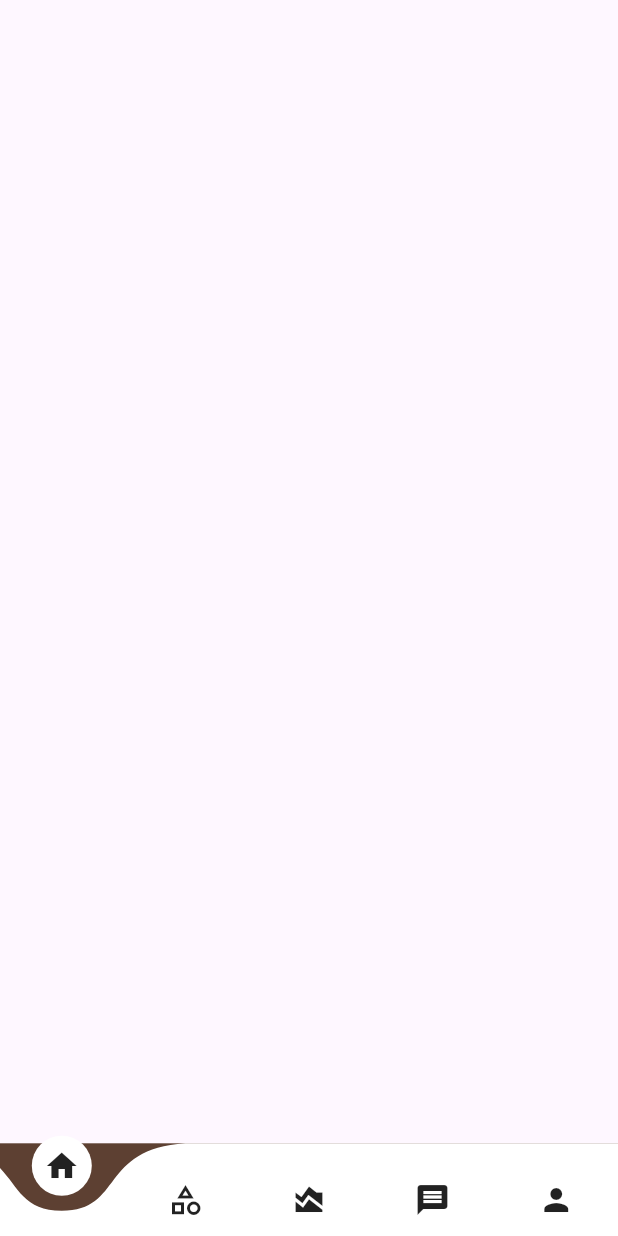
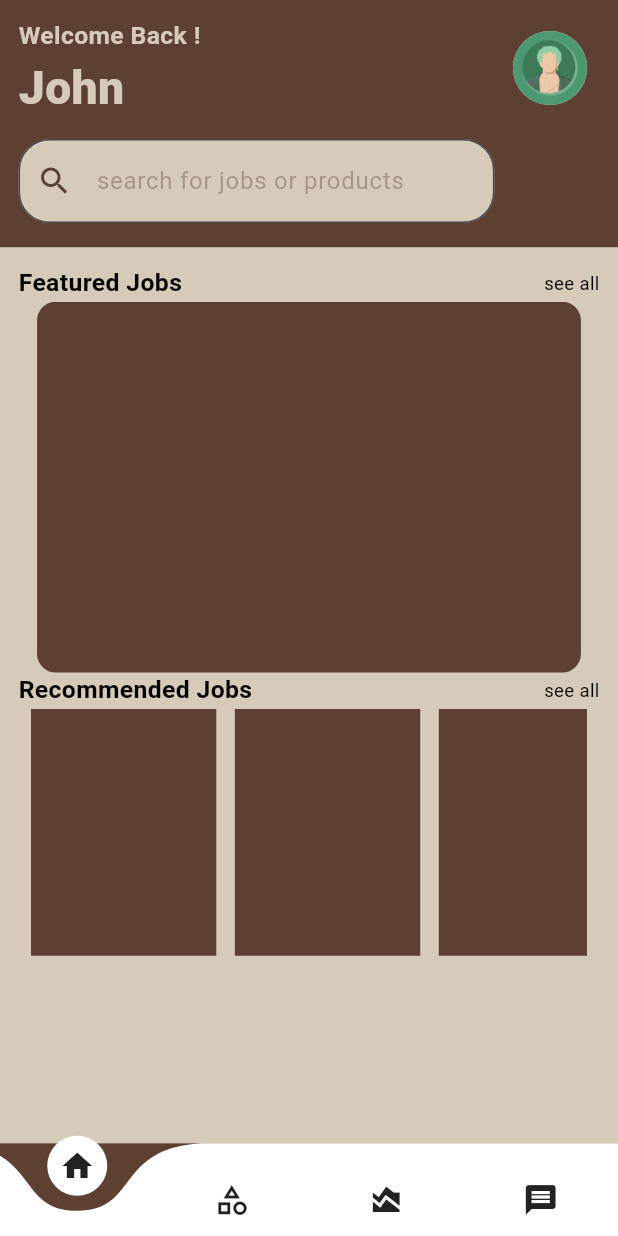
Before and after one commit to afniyafemin/elegantia_art, a Flutter app: the LocalArtistNavbar screen opened directly, on a phone screen of 412 x 824 dp. Run offline on Flutter 3.47's test engine with Material 3 defaults, Android fonts, the light colour scheme and no system bars; drawn by our look-alikes of carousel_slider, curved_navigation_bar; our stand-ins replace country_code_picker, flutter_rating_bar, pinput, smooth_page_indicator; missing offline and left inert: search_app_bar_page.

Commit message:
initial commit

```diff
--- /dev/null
+++ b/lib/features/modules/local_artist/job_portal.dart
@@ -0,0 +1,196 @@
+import 'package:carousel_slider/carousel_slider.dart';
+import 'package:elegantia_art/components/custom_drawer.dart';
+import 'package:elegantia_art/core/color_constants/color_constant.dart';
+import 'package:elegantia_art/core/image_constants/image_constant.dart';
+import 'package:elegantia_art/features/modules/customer/catelog_1.dart';
+import 'package:elegantia_art/features/modules/customer/home_customer.dart';
+import 'package:elegantia_art/main.dart';
+import 'package:flutter/material.dart';
+
+class JobPortal extends StatefulWidget {
+  const JobPortal({super.key});
+
+  @override
+  State<JobPortal> createState() => _JobPortalState();
+}
+
+class _JobPortalState extends State<JobPortal> {
+  final GlobalKey<ScaffoldState> scaffoldkey = GlobalKey<ScaffoldState>();
+  int currentIndex=0;
+  @override
+  Widget build(BuildContext context) {
+    return Scaffold(
+      key: scaffoldkey,
+      drawer: CustomDrawer(
+        scaffoldKey: scaffoldkey,
+      ),
+      backgroundColor: ColorConstant.secondaryColor,
+      appBar: AppBar(
+        leadingWidth: width*0.8,
+        backgroundColor: ColorConstant.primaryColor,
+        toolbarHeight: height*0.2,
+        automaticallyImplyLeading: false,
+        leading: Padding(
+          padding:  EdgeInsets.only(top:width*0.03,left: width*0.03),
+          child: Column(
+            crossAxisAlignment: CrossAxisAlignment.start,
+            children: [
+              Text("Welcome Back !",
+                style: TextStyle(
+                  color: ColorConstant.secondaryColor,
+                  fontWeight: FontWeight.w700,
+                  fontSize: width*0.04
+                ),
+              ),
+              Text("John",
+                textAlign: TextAlign.start,
+                style: TextStyle(
+                  fontSize: width*0.075,
+                  fontWeight: FontWeight.w900,
+                  color: ColorConstant.secondaryColor
+                ),
+              ),
+              SizedBox(height: height*0.015,),
+              TextFormField(
+                cursorColor: ColorConstant.primaryColor,
+                cursorHeight: height*0.02,
+                decoration: InputDecoration(
+                  filled: true,
+                  fillColor: ColorConstant.secondaryColor,
+                  prefixIcon: Icon(Icons.search,color: ColorConstant.primaryColor,),
+                  border: OutlineInputBorder(
+                    borderSide: BorderSide(
+                      color: ColorConstant.primaryColor,
+                      width: width*0.01
+                    ),
+                    borderRadius: BorderRadius.circular(width*0.05)
+                  ),
+                    focusedBorder: OutlineInputBorder(
+                    borderRadius: BorderRadius.circular(width*0.05),
+                      borderSide: BorderSide(
+                          color: ColorConstant.primaryColor,
+                          width: width*0.01
+                      ),
+                  ),
+                  hintText: "search for jobs or products",
+                    hintStyle: TextStyle(color: ColorConstant.primaryColor.withOpacity(0.4))
+                ),
+              )
+            ],
+          ),
+        ),
+        actions: [
+          Column(
+            children: [
+              Padding(
+                padding:EdgeInsets.all(width*0.05),
+                child: InkWell(
+                  onTap: () {
+                    scaffoldkey.currentState?.openDrawer();
+                  },
+                  child: CircleAvatar(
+                    radius: width*0.06,
+                    backgroundImage: AssetImage(ImageConstant.user_profile),
+                  ),
+                ),
+              ),
+            ],
+          )
+        ],
+      ),
+      body: Padding(
+        padding:EdgeInsets.all(width*0.03),
+        child: Column(
+          children: [
+            Row(
+              mainAxisAlignment: MainAxisAlignment.spaceBetween,
+              children: [
+                Text("Featured Jobs",
+                  style: TextStyle(
+                      fontSize: width*0.04,
+                    color: Colors.black,
+                    fontWeight: FontWeight.w700
+                  ),
+                ),
+                Text("see all",
+                  style: TextStyle(
+                      fontSize: width*0.03,
+                    color: Colors.black,
+                  ),
+                )
+              ],
+            ),
+            CarouselSlider.builder(
+              itemCount: 4,
+              itemBuilder: (BuildContext context, int index, int realIndex) {
+                return Stack(
+                    children: [
+                      Container(
+                        height: height*0.3,
+                        width: width*0.88,
+                        decoration: BoxDecoration(
+                            borderRadius: BorderRadius.circular(width*0.03),
+                            color: ColorConstant.primaryColor,
+                        ),
+                      ),
+                    ]
+                );
+              },
+              options: CarouselOptions(
+                viewportFraction: 1,
+                autoPlay: true,
+                height: height*0.3,
+                autoPlayAnimationDuration: Duration(
+                    seconds: 4
+                ),
+                onPageChanged: (index, reason) {
+                  setState(() {
+                    selectIndex=index;
+                  });
+                },
+              ),
+            ),
+            Row(
+              mainAxisAlignment: MainAxisAlignment.spaceBetween,
+              children: [
+                Text("Recommended Jobs",
+                  style: TextStyle(
+                      fontSize: width*0.04,
+                      color: Colors.black,
+                      fontWeight: FontWeight.w700
+                  ),
+                ),
+                Text("see all",
+                  style: TextStyle(
+                    fontSize: width*0.03,
+                    color: Colors.black,
+                  ),
+                )
+              ],
+            ),
+            Container(
+              height: height*0.2,
+              width: width*0.9,
+              child: Expanded(
+                child: ListView.separated(
+                  scrollDirection: Axis.horizontal,
+                    itemBuilder: (context, index) {
+                      return Container(
+                        height: height*0.15,
+                        width: width*0.3,
+                        color: ColorConstant.primaryColor,
+                      );
+                    },
+                    separatorBuilder: (context, index) {
+                      return SizedBox(width: width*0.03,);
+                    },
+                    itemCount: 5
+                ),
+              ),
+            )
+          ],
+        ),
+      ),
+    );
+  }
+}
--- a/lib/features/modules/local_artist/la_homepage.dart
+++ b/lib/features/modules/local_artist/la_homepage.dart
@@ -115,7 +115,6 @@ class _LaHomepageState extends State<LaHomepage> {
                                   Text("05")],
                                 )
                               ],
-
                             )
                           ],
                         ),
--- a/lib/features/modules/local_artist/la_navbar.dart
+++ b/lib/features/modules/local_artist/la_navbar.dart
@@ -1,8 +1,13 @@
 import 'package:curved_navigation_bar/curved_navigation_bar.dart';
 import 'package:elegantia_art/core/color_constants/color_constant.dart';
+import 'package:elegantia_art/features/modules/local_artist/chart_list_page.dart';
+import 'package:elegantia_art/features/modules/local_artist/job_portal.dart';
+import 'package:elegantia_art/features/modules/local_artist/la_homepage.dart';
+import 'package:elegantia_art/features/modules/local_artist/message_page.dart';
+import 'package:elegantia_art/features/modules/local_artist/profile_page.dart';
 import 'package:elegantia_art/main.dart';
+import 'package:flutter/cupertino.dart';
 import 'package:flutter/material.dart';
-
 
 class LocalArtistNavbar extends StatefulWidget {
   const LocalArtistNavbar({super.key});
@@ -12,13 +17,12 @@ class LocalArtistNavbar extends StatefulWidget {
 }
 
 class _LocalArtistNavbarState extends State<LocalArtistNavbar> {
-   int currentIndex=0;
+  int currentIndex=0;
   List pages=[
+    JobPortal(),
     Container(),
-    Container(),
-    Container(),
-    Container(),
-    Container(),
+    ChartListPage(),
+    MessagePage(),
   ];
   @override
   Widget build(BuildContext context) {
@@ -39,7 +43,6 @@ class _LocalArtistNavbarState extends State<LocalArtistNavbar> {
           Icon(Icons.category_outlined),
           Icon(Icons.area_chart),
           Icon(Icons.message),
-          Icon(Icons.person),
         ],
       ),
     );
--- a/lib/features/modules/module.dart
+++ b/lib/features/modules/module.dart
@@ -2,6 +2,7 @@ import 'package:curved_navigation_bar/curved_navigation_bar.dart';
 import 'package:elegantia_art/features/modules/customer/customer_navbar.dart';
 import 'package:elegantia_art/features/modules/local_artist/chart_list_page.dart';
 import 'package:elegantia_art/features/modules/local_artist/la_homepage.dart';
+import 'package:elegantia_art/features/modules/local_artist/la_navbar.dart';
 import 'package:elegantia_art/features/modules/local_artist/message_page.dart';
 import 'package:elegantia_art/features/modules/local_artist/profile_page.dart';
 import 'package:flutter/material.dart';
@@ -91,45 +92,3 @@ class _ModuleDivisionState extends State<ModuleDivision> {
     );
   }
 }
-
-class LocalArtistNavbar extends StatefulWidget {
-  const LocalArtistNavbar({super.key});
-
-  @override
-  State<LocalArtistNavbar> createState() => _LocalArtistNavbarState();
-}
-
-class _LocalArtistNavbarState extends State<LocalArtistNavbar> {
-  int currentIndex=0;
-  List pages=[
-    LaHomepage(),
-    Container(),
-    ChartListPage(),
-    MessagePage(),
-    ProfilePage()
-  ];
-  @override
-  Widget build(BuildContext context) {
-
-    return Scaffold(
-      body: pages[currentIndex],
-      bottomNavigationBar: CurvedNavigationBar(
-        onTap: (value) {
-          currentIndex=value;
-          setState(() {
-
-          });
-        },
-        backgroundColor: ColorConstant.primaryColor,
-        height: height*0.075,
-        items: [
-          Icon(Icons.home),
-          Icon(Icons.category_outlined),
-          Icon(Icons.area_chart),
-          Icon(Icons.message),
-          Icon(Icons.person),
-        ],
-      ),
-    );
-  }
-}
--- a/lib/main.dart
+++ b/lib/main.dart
@@ -21,7 +21,7 @@ class MyApp extends StatelessWidget {
     width=MediaQuery.of(context).size.width;
     return MaterialApp(
       debugShowCheckedModeBanner: false,
-      home: Splash(),
+      home: ModuleDivision(),
     );
   }
 }
--- a/pubspec.yaml
+++ b/pubspec.yaml
@@ -42,6 +42,7 @@ dependencies:
   curved_navigation_bar: ^1.0.6
   flutter_rating_bar: ^4.0.1
   search_app_bar_page: ^2.3.1
+
 
 
 dev_dependencies:
```
Also changed, not shown: lib/features/modules/local_artist/profile_page.dart (+167 -166 lines), 2 other files.
